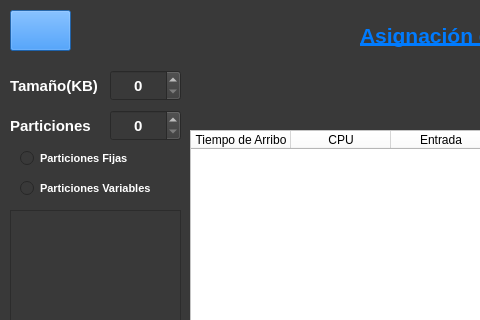
Before: the Qt Designer form Form_Memoria.ui in ianv97/SO, drawn with Qt 5; both pictures show x 0 to 480 and y 0 to 320 of the 1024 by 576 pixel window.
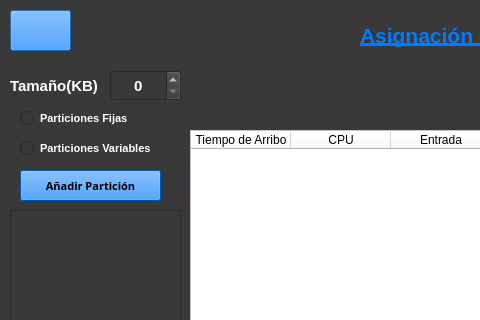
After: the same form once the commit is applied. Icons and pictures are not drawn.

Patch:
```diff
--- a/Form_Memoria.ui
+++ b/Form_Memoria.ui
@@ -976,7 +976,7 @@
    <property name="geometry">
     <rect>
      <x>20</x>
-     <y>150</y>
+     <y>110</y>
      <width>121</width>
      <height>17</height>
     </rect>
@@ -1004,7 +1004,7 @@
    <property name="geometry">
     <rect>
      <x>20</x>
-     <y>180</y>
+     <y>140</y>
      <width>141</width>
      <height>17</height>
     </rect>
@@ -1077,53 +1077,211 @@
     <string>Tamaño(KB)</string>
    </property>
   </widget>
-  <widget class="QSpinBox" name="spinBox_Particiones">
+  <widget class="QPushButton" name="pushButton_Importar_2">
    <property name="geometry">
     <rect>
-     <x>110</x>
-     <y>110</y>
-     <width>71</width>
+     <x>20</x>
+     <y>170</y>
+     <width>141</width>
      <height>31</height>
     </rect>
    </property>
+   <property name="palette">
+    <palette>
+     <active>
+      <colorrole role="WindowText">
+       <brush brushstyle="SolidPattern">
+        <color alpha="255">
+         <red>0</red>
+         <green>0</green>
+         <blue>0</blue>
+        </color>
+       </brush>
+      </colorrole>
+      <colorrole role="Button">
+       <brush brushstyle="SolidPattern">
+        <color alpha="255">
+         <red>0</red>
+         <green>123</green>
+         <blue>255</blue>
+        </color>
+       </brush>
+      </colorrole>
+      <colorrole role="Text">
+       <brush brushstyle="SolidPattern">
+        <color alpha="255">
+         <red>0</red>
+         <green>0</green>
+         <blue>0</blue>
+        </color>
+       </brush>
+      </colorrole>
+      <colorrole role="ButtonText">
+       <brush brushstyle="SolidPattern">
+        <color alpha="255">
+         <red>0</red>
+         <green>0</green>
+         <blue>0</blue>
+        </color>
+       </brush>
+      </colorrole>
+      <colorrole role="Base">
+       <brush brushstyle="SolidPattern">
+        <color alpha="255">
+         <red>0</red>
+         <green>123</green>
+         <blue>255</blue>
+        </color>
+       </brush>
+      </colorrole>
+      <colorrole role="Window">
+       <brush brushstyle="SolidPattern">
+        <color alpha="255">
+         <red>0</red>
+         <green>123</green>
+         <blue>255</blue>
+        </color>
+       </brush>
+      </colorrole>
+     </active>
+     <inactive>
+      <colorrole role="WindowText">
+       <brush brushstyle="SolidPattern">
+        <color alpha="255">
+         <red>0</red>
+         <green>0</green>
+         <blue>0</blue>
+        </color>
+       </brush>
+      </colorrole>
+      <colorrole role="Button">
+       <brush brushstyle="SolidPattern">
+        <color alpha="255">
+         <red>0</red>
+         <green>123</green>
+         <blue>255</blue>
+        </color>
+       </brush>
+      </colorrole>
+      <colorrole role="Text">
+       <brush brushstyle="SolidPattern">
+        <color alpha="255">
+         <red>0</red>
+         <green>0</green>
+         <blue>0</blue>
+        </color>
+       </brush>
+      </colorrole>
+      <colorrole role="ButtonText">
+       <brush brushstyle="SolidPattern">
+        <color alpha="255">
+         <red>0</red>
+         <green>0</green>
+         <blue>0</blue>
+        </color>
+       </brush>
+      </colorrole>
+      <colorrole role="Base">
+       <brush brushstyle="SolidPattern">
+        <color alpha="255">
+         <red>0</red>
+         <green>123</green>
+         <blue>255</blue>
+        </color>
+       </brush>
+      </colorrole>
+      <colorrole role="Window">
+       <brush brushstyle="SolidPattern">
+        <color alpha="255">
+         <red>0</red>
+         <green>123</green>
+         <blue>255</blue>
+        </color>
+       </brush>
+      </colorrole>
+     </inactive>
+     <disabled>
+      <colorrole role="WindowText">
+       <brush brushstyle="SolidPattern">
+        <color alpha="255">
+         <red>0</red>
+         <green>0</green>
+         <blue>0</blue>
+        </color>
+       </brush>
+      </colorrole>
+      <colorrole role="Button">
+       <brush brushstyle="SolidPattern">
+        <color alpha="255">
+         <red>0</red>
+         <green>123</green>
+         <blue>255</blue>
+        </color>
+       </brush>
+      </colorrole>
+      <colorrole role="Text">
+       <brush brushstyle="SolidPattern">
+        <color alpha="255">
+         <red>0</red>
+         <green>0</green>
+         <blue>0</blue>
+        </color>
+       </brush>
+      </colorrole>
+      <colorrole role="ButtonText">
+       <brush brushstyle="SolidPattern">
+        <color alpha="255">
+         <red>0</red>
+         <green>0</green>
+         <blue>0</blue>
+        </color>
+       </brush>
+      </colorrole>
+      <colorrole role="Base">
+       <brush brushstyle="SolidPattern">
+        <color alpha="255">
+         <red>0</red>
+         <green>123</green>
+         <blue>255</blue>
+        </color>
+       </brush>
+      </colorrole>
+      <colorrole role="Window">
+       <brush brushstyle="SolidPattern">
+        <color alpha="255">
+         <red>0</red>
+         <green>123</green>
+         <blue>255</blue>
+        </color>
+       </brush>
+      </colorrole>
+     </disabled>
+    </palette>
+   </property>
    <property name="font">
     <font>
-     <pointsize>11</pointsize>
+     <family>12 MS Shell Dlg 2</family>
+     <pointsize>8</pointsize>
      <weight>75</weight>
+     <italic>false</italic>
      <bold>true</bold>
     </font>
    </property>
-   <property name="styleSheet">
-    <string notr="true">color: rgb(255, 255, 255);</string>
+   <property name="cursor">
+    <cursorShape>PointingHandCursor</cursorShape>
    </property>
-   <property name="alignment">
-    <set>Qt::AlignCenter</set>
+   <property name="toolTip">
+    <string>&lt;html&gt;&lt;head/&gt;&lt;body&gt;&lt;p&gt;Importar carga de trabajo&lt;/p&gt;&lt;/body&gt;&lt;/html&gt;</string>
    </property>
-   <property name="maximum">
-    <number>999</number>
-   </property>
-  </widget>
-  <widget class="QLabel" name="label_Particiones">
-   <property name="geometry">
-    <rect>
-     <x>10</x>
-     <y>110</y>
-     <width>101</width>
-     <height>31</height>
-    </rect>
-   </property>
-   <property name="font">
-    <font>
-     <pointsize>11</pointsize>
-     <weight>75</weight>
-     <bold>true</bold>
-    </font>
-   </property>
    <property name="styleSheet">
-    <string notr="true">color: rgb(255, 255, 255);</string>
+    <string notr="true">background-color: rgb(0, 123, 255);
+color: rgb(0, 0, 0);</string>
    </property>
    <property name="text">
-    <string>Particiones</string>
+    <string>Añadir Partición</string>
+   </property>
+   <property name="autoDefault">
+    <bool>false</bool>
    </property>
   </widget>
   <zorder>pushButton_Importar</zorder>
```
Left out of the diff: 3 changed lines with no effect on the pictures.
